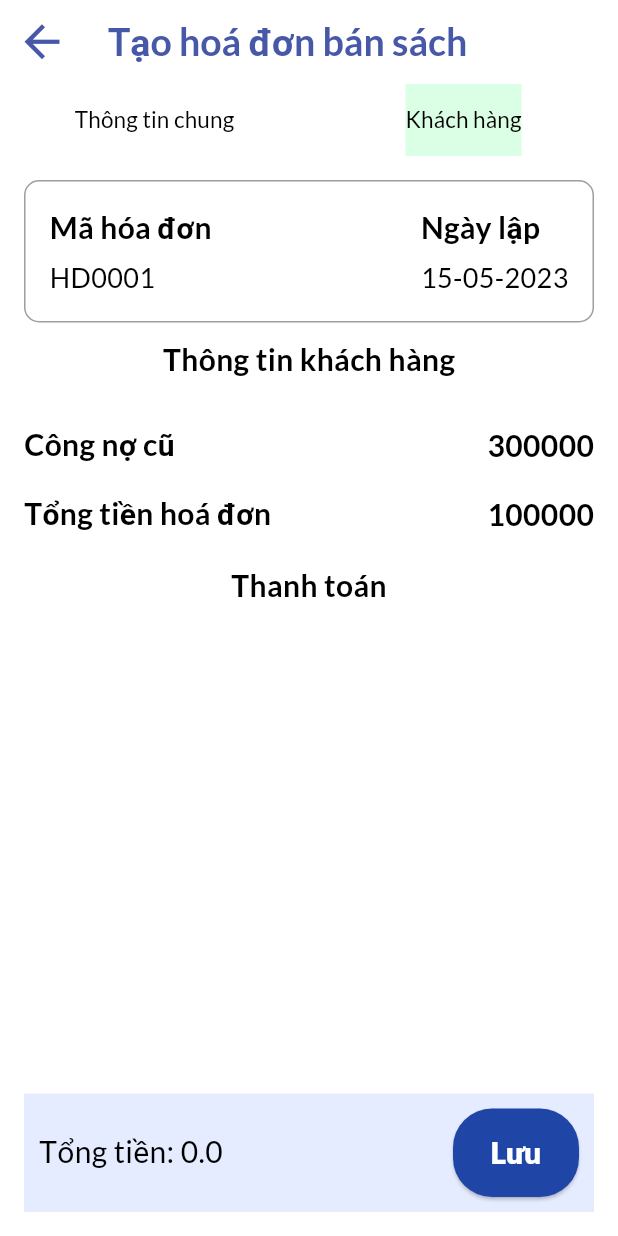
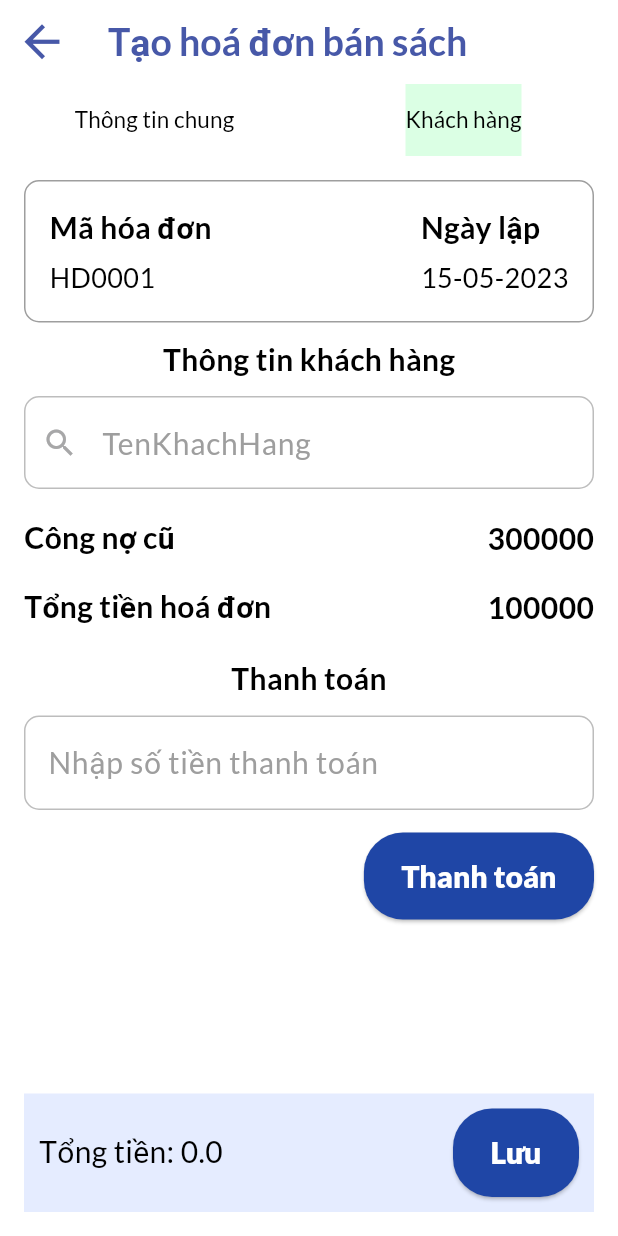
Before and after one commit to Mann202/Bookstore-Mobile-Application, a Flutter app: the screen it shows after launch, tab 2 chosen, on a phone screen of 412 x 824 dp. Run offline on Flutter 3.47's test engine with Material 3 defaults, Android fonts, the light colour scheme and no system bars; our stand-ins replace flutter_riverpod, freezed_annotation, go_router, google_fonts, riverpod_annotation, shared_preferences and 3 more; accounts and stored records are empty.

Commit message:
push-code

```diff
--- a/lib/features/book/presentation/view/customer_tab.screen.dart
+++ b/lib/features/book/presentation/view/customer_tab.screen.dart
@@ -1,7 +1,6 @@
 import 'package:flutter/material.dart';
 
 Widget KhachHangTab(tenKhachHangController, formKey) {
-
   List<Map<String, dynamic>> _information = [
     {
       "SoTienNo": 300000,
@@ -57,14 +56,120 @@ Widget KhachHangTab(tenKhachHangController, formKey) {
               ],
             ),
           ),
-          const SizedBox(height: 10,),
-          const Text("Thông tin khách hàng", style: TextStyle(color: Colors.black, fontWeight: FontWeight.w700, fontSize: 20),),
-          const SizedBox(height: 10,),
-          const SizedBox(height: 10,),
+          const SizedBox(
+            height: 10,
+          ),
+          const Text(
+            "Thông tin khách hàng",
+            style: TextStyle(
+                color: Colors.black, fontWeight: FontWeight.w700, fontSize: 20),
+          ),
+          const SizedBox(
+            height: 10,
+          ),
+          TextField(
+            style: const TextStyle(fontSize: 20, color: Colors.black),
+            decoration: InputDecoration(
+              hintText: 'TenKhachHang',
+              hintStyle: const TextStyle(color: Colors.grey, fontSize: 20),
+              filled: true,
+              prefixIcon: const Icon(Icons.search),
+              prefixIconColor: const Color(0xffA7A7A8),
+              fillColor: Colors.white,
+              border: OutlineInputBorder(
+                borderRadius: BorderRadius.circular(10.0),
+                borderSide: BorderSide(
+                  color: Colors.grey[400]!,
+                  width: 1.0,
+                ),
+              ),
+              enabledBorder: OutlineInputBorder(
+                borderRadius: BorderRadius.circular(10.0),
+                borderSide: BorderSide(
+                  color: Colors.grey[400]!,
+                  width: 1.0,
+                ),
+              ),
+              focusedBorder: OutlineInputBorder(
+                borderRadius: BorderRadius.circular(10.0),
+                borderSide: const BorderSide(
+                  color: Colors.blue,
+                  width: 2.0,
+                ),
+              ),
+            ),
+            keyboardType: TextInputType.number,
+          ),
+          const SizedBox(
+            height: 10,
+          ),
           _buildDetailRow("Công nợ cũ", _information[0]["SoTienNo"].toString()),
-          _buildDetailRow("Tổng tiền hoá đơn", _information[0]["TongTienHoaDon"].toString()),
-          const SizedBox(height: 10,),
-          const Text("Thanh toán", style: TextStyle(color: Colors.black, fontWeight: FontWeight.w700, fontSize: 20),),
+          _buildDetailRow("Tổng tiền hoá đơn",
+              _information[0]["TongTienHoaDon"].toString()),
+          const SizedBox(
+            height: 10,
+          ),
+          const Text(
+            "Thanh toán",
+            style: TextStyle(
+                color: Colors.black, fontWeight: FontWeight.w700, fontSize: 20),
+          ),
+          const SizedBox(
+            height: 10,
+          ),
+          TextField(
+            style: const TextStyle(fontSize: 20, color: Colors.black),
+            decoration: InputDecoration(
+              hintText: 'Nhập số tiền thanh toán',
+              hintStyle: const TextStyle(color: Colors.grey, fontSize: 20),
+              filled: true,
+              fillColor: Colors.white,
+              border: OutlineInputBorder(
+                borderRadius: BorderRadius.circular(10.0),
+                borderSide: BorderSide(
+                  color: Colors.grey[400]!,
+                  width: 1.0,
+                ),
+              ),
+              enabledBorder: OutlineInputBorder(
+                borderRadius: BorderRadius.circular(10.0),
+                borderSide: BorderSide(
+                  color: Colors.grey[400]!,
+                  width: 1.0,
+                ),
+              ),
+              focusedBorder: OutlineInputBorder(
+                // Viền khi TextField được focus
+                borderRadius: BorderRadius.circular(10.0),
+                borderSide: const BorderSide(
+                  color: Colors.blue,
+                  width: 2.0,
+                ),
+              ),
+            ),
+            keyboardType: TextInputType.number,
+          ),
+          const SizedBox(
+            height: 15,
+          ),
+          Row(
+            mainAxisAlignment: MainAxisAlignment.end,
+            children: [
+              ElevatedButton(
+                onPressed: () {},
+                style: ElevatedButton.styleFrom(
+                  backgroundColor: const Color(0xFF1F46A6),
+                  padding:
+                      const EdgeInsets.symmetric(horizontal: 25, vertical: 25),
+                ),
+                child: const Text('Thanh toán',
+                    style: TextStyle(
+                        color: Colors.white,
+                        fontSize: 20,
+                        fontWeight: FontWeight.w800)),
+              ),
+            ],
+          )
         ],
       ),
     ),
@@ -77,8 +182,16 @@ Widget KhachHangTab(tenKhachHangController, formKey) {
     child: Row(
       mainAxisAlignment: MainAxisAlignment.spaceBetween,
       children: [
-          Text(label, style: const TextStyle(fontWeight: FontWeight.bold, fontSize: 20, color: Colors.black)),
-          Text(value, style: const TextStyle(fontWeight: FontWeight.bold, fontSize: 20, color: Colors.black), ),
+        Text(label,
+            style: const TextStyle(
+                fontWeight: FontWeight.bold,
+                fontSize: 20,
+                color: Colors.black)),
+        Text(
+          value,
+          style: const TextStyle(
+              fontWeight: FontWeight.bold, fontSize: 20, color: Colors.black),
+        ),
       ],
     ),
   );
```
Also changed, not shown: flutter_01.png (added). Lines whose indentation alone changed are shown as unchanged.
